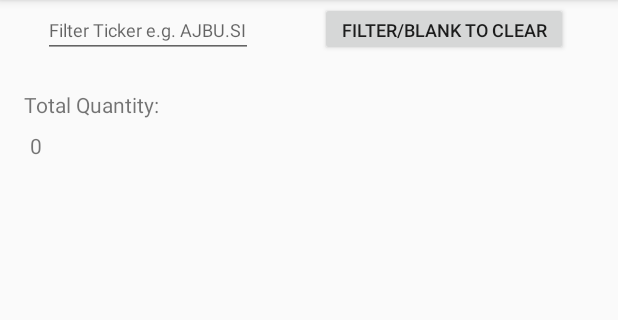
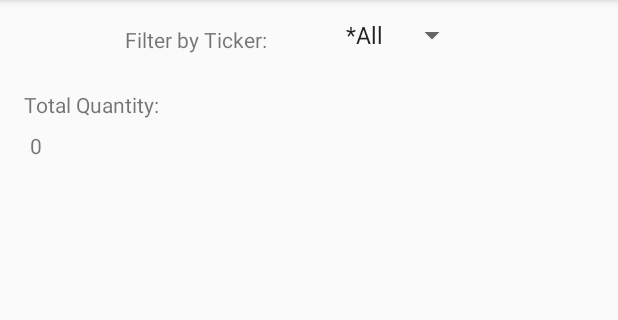
Before and after one commit to artc95/keepup, an Android app: the Portfolio screen opened directly, with no data from a screen before it, on a phone screen of 412 x 824 dp, the part 84-404 px from its top. Run offline under Robolectric (Android 15) with nearby library versions, the phone set to English and light mode, and no system bars; our stand-ins replace Firebase (no records; nobody signed in at launch, a user with empty details on screens opened directly).

Commit message:
v2.4 - Upgrades @ Portfolio Activity: -- Removed EditText + Button, Built Spinner to filter recyclerPortfolio -- Consolidated filter and populate recycler into single method, DisplayPortfolio()
- Minor fixes:
-- Forced Ticker input capitalization @ MainActivity
-- Layout changes to activity_main.xml , activity_portfolio.xml , portfolio_item_layout.xml

```diff
--- a/app/src/main/java/artc/artc/keepup/Portfolio.java
+++ b/app/src/main/java/artc/artc/keepup/Portfolio.java
@@ -7,10 +7,10 @@ import android.os.Bundle;
 import android.view.LayoutInflater;
 import android.view.ViewGroup;
 import android.view.View;
-import android.widget.EditText;
-import android.widget.Button;
+import android.widget.AdapterView;
 import android.widget.TextView;
-import android.text.TextUtils;
+import android.widget.Spinner;
+import android.widget.ArrayAdapter;
 
 import androidx.recyclerview.widget.LinearLayoutManager;
 import androidx.recyclerview.widget.RecyclerView;
@@ -20,34 +20,37 @@ import com.google.firebase.database.DatabaseError;
 import com.google.firebase.database.DatabaseReference;
 import com.google.firebase.database.FirebaseDatabase;
 import com.google.firebase.database.Query;
+import com.google.firebase.database.ValueEventListener;
+
 import com.firebase.ui.database.FirebaseRecyclerOptions;
 import com.firebase.ui.database.FirebaseRecyclerAdapter;
-import com.google.firebase.database.ValueEventListener;
+
+import java.util.ArrayList;
+import java.util.Collections;
 
 public class Portfolio extends AppCompatActivity {
 
     RecyclerView recyclerPortfolio;
     FirebaseRecyclerOptions<Shares> options;
-    FirebaseRecyclerAdapter<Shares, PortfolioViewHolder> adapter;
+    FirebaseRecyclerAdapter<Shares, PortfolioViewHolder> adapterRecycler;
 
     DatabaseReference databaseShares;
     Query databaseSearch;
 
-    EditText filterTicker;
-    Button buttonFilter;
+    TextView totalQty;
 
-    TextView totalQty;
+    Spinner spinnerTickers;
 
     @Override
     protected void onStart() {
         super.onStart();
-        adapter.startListening();
+        adapterRecycler.startListening();
     }
 
     @Override
     protected void onStop() {
         super.onStop();
-        adapter.stopListening();
+        adapterRecycler.stopListening();
     }
 
     @Override
@@ -56,14 +59,71 @@ public class Portfolio extends AppCompatActivity {
         setContentView(R.layout.activity_portfolio);
 
         databaseShares = FirebaseDatabase.getInstance().getReference();
-        QtySum(databaseShares);
 
+        // 1) Populate Spinner with Tickers in portfolio
+        spinnerTickers = findViewById(R.id.spinnerTickers);
+        databaseShares.addValueEventListener(new ValueEventListener() {
+            @Override
+            public void onDataChange(@NonNull DataSnapshot dataSnapshot) {
+                ArrayList<String> arrayTickersRaw = new ArrayList<>();
+
+                for (DataSnapshot data : dataSnapshot.getChildren()) {
+                    Shares shares = data.getValue(Shares.class);
+                    String ticker = shares.getSharesTicker();
+                    arrayTickersRaw.add(ticker);
+                }
+
+                // arrayTickersRaw may have duplicates, remove by creating new arrayTickers
+                ArrayList<String> arrayTickers = new ArrayList<>();
+                for (String element : arrayTickersRaw) {
+                    if (!arrayTickers.contains(element)) {
+                        arrayTickers.add(element);
+                    }
+                }
+                arrayTickers.add("*All");
+                Collections.sort(arrayTickers);
+                ArrayAdapter<String> adapterTickers = new ArrayAdapter<String>(Portfolio.this, android.R.layout.simple_spinner_item, arrayTickers);
+                adapterTickers.setDropDownViewResource(android.R.layout.simple_spinner_dropdown_item);
+                spinnerTickers.setAdapter(adapterTickers);
+            }
+
+            @Override
+            public void onCancelled(@NonNull DatabaseError databaseError) {
+            }
+        });
+
+        // 2) Populate Recycler with portfolio details
         recyclerPortfolio = findViewById(R.id.recyclerPortfolio);
         recyclerPortfolio.setHasFixedSize(true);
         recyclerPortfolio.setLayoutManager(new LinearLayoutManager(this));
+        DisplayPortfolio(databaseShares);
 
-        options = new FirebaseRecyclerOptions.Builder<Shares>().setQuery(databaseShares, Shares.class).build();
-        adapter = new FirebaseRecyclerAdapter<Shares, PortfolioViewHolder>(options) {
+        // 3) Filter by Spinner selection
+        spinnerTickers.setOnItemSelectedListener(new AdapterView.OnItemSelectedListener() {
+            @Override
+            public void onItemSelected(AdapterView<?> parent, View v, int position, long id) {
+                String filter_ticker = spinnerTickers.getSelectedItem().toString();
+
+                if (filter_ticker.equals("*All")) {
+                    // Filter "All" displays entire portfolio
+                    databaseShares = FirebaseDatabase.getInstance().getReference();
+                    DisplayPortfolio(databaseShares);
+                } else {
+                    databaseSearch = databaseShares.orderByChild("sharesTicker").equalTo(filter_ticker);
+                    DisplayPortfolio(databaseSearch);
+                }
+            }
+
+            @Override
+            public void onNothingSelected(AdapterView<?> parent) {
+            }
+        });
+    }
+
+    private void DisplayPortfolio(Query database) {
+        // a) populate recyclerPortfolio with entire/filtered portfolio
+        options = new FirebaseRecyclerOptions.Builder<Shares>().setQuery(database, Shares.class).build();
+        adapterRecycler = new FirebaseRecyclerAdapter<Shares, PortfolioViewHolder>(options) {
             @Override
             protected void onBindViewHolder(@NonNull PortfolioViewHolder holder, int position, @NonNull Shares shares) {
                 holder.sharesTimestamp.setText(shares.getSharesTimestamp());
@@ -78,73 +138,10 @@ public class Portfolio extends AppCompatActivity {
                 return new PortfolioViewHolder(LayoutInflater.from(Portfolio.this).inflate(R.layout.portfolio_item_layout, viewGroup, false));
             }
         };
-        recyclerPortfolio.setAdapter(adapter);
+        recyclerPortfolio.setAdapter(adapterRecycler);
+        adapterRecycler.startListening();
 
-        filterTicker = findViewById(R.id.filterTicker);
-        buttonFilter = findViewById(R.id.buttonFilter);
-        buttonFilter.setOnClickListener(new View.OnClickListener() {
-            @Override
-            public void onClick(View v) {
-                adapter.stopListening();
-                FilterTicker();
-            }
-        });
-
-    }
-
-    private void FilterTicker() {
-        String filter_ticker = filterTicker.getText().toString();
-        filterTicker.setText("");
-
-        if(filter_ticker.equals("")){
-            // Filter without filter_ticker input displays entire portfolio
-            databaseShares = FirebaseDatabase.getInstance().getReference();
-            QtySum(databaseShares);
-            options = new FirebaseRecyclerOptions.Builder<Shares>().setQuery(databaseShares, Shares.class).build();
-            adapter = new FirebaseRecyclerAdapter<Shares, PortfolioViewHolder>(options) {
-                @Override
-                protected void onBindViewHolder(@NonNull PortfolioViewHolder holder, int position, @NonNull Shares shares) {
-                    holder.sharesTimestamp.setText(shares.getSharesTimestamp());
-                    holder.sharesTicker.setText(shares.getSharesTicker());
-                    holder.sharesPrice.setText(shares.getSharesPrice());
-                    holder.sharesQty.setText(shares.getSharesQty());
-                }
-
-                @NonNull
-                @Override
-                public PortfolioViewHolder onCreateViewHolder(@NonNull ViewGroup viewGroup, int i) {
-                    return new PortfolioViewHolder(LayoutInflater.from(Portfolio.this).inflate(R.layout.portfolio_item_layout, viewGroup, false));
-                }
-            };
-            recyclerPortfolio.setAdapter(adapter);
-            adapter.startListening();
-        } else {
-            databaseSearch = databaseShares.orderByChild("sharesTicker").equalTo(filter_ticker);
-            QtySum(databaseSearch);
-
-            options = new FirebaseRecyclerOptions.Builder<Shares>().setQuery(databaseSearch, Shares.class).build();
-            adapter = new FirebaseRecyclerAdapter<Shares, PortfolioViewHolder>(options) {
-                @Override
-                protected void onBindViewHolder(@NonNull PortfolioViewHolder holder, int position, @NonNull Shares shares) {
-                    holder.sharesTimestamp.setText(shares.getSharesTimestamp());
-                    holder.sharesTicker.setText(shares.getSharesTicker());
-                    holder.sharesPrice.setText(shares.getSharesPrice());
-                    holder.sharesQty.setText(shares.getSharesQty());
-                }
-
-                @NonNull
-                @Override
-                public PortfolioViewHolder onCreateViewHolder(@NonNull ViewGroup viewGroup, int i) {
-                    return new PortfolioViewHolder(LayoutInflater.from(Portfolio.this).inflate(R.layout.portfolio_item_layout, viewGroup, false));
-                }
-            };
-
-            recyclerPortfolio.setAdapter(adapter);
-            adapter.startListening();
-        }
-    }
-
-    private void QtySum(Query database) {
+        // b) calculate and display overall information (i.e. Total Qty, Total Value) for entire/filtered portfolio
         totalQty = findViewById(R.id.totalQty);
 
         database.addValueEventListener(new ValueEventListener() {
@@ -152,7 +149,7 @@ public class Portfolio extends AppCompatActivity {
             public void onDataChange(@NonNull DataSnapshot dataSnapshot) {
                 int total_qty = 0;
 
-                for (DataSnapshot data:dataSnapshot.getChildren()){
+                for (DataSnapshot data : dataSnapshot.getChildren()) {
                     Shares shares = data.getValue(Shares.class);
                     int qty = Integer.parseInt(shares.getSharesQty());
                     total_qty = total_qty + qty;
--- a/app/src/main/res/layout/activity_main.xml
+++ b/app/src/main/res/layout/activity_main.xml
@@ -13,7 +13,8 @@
         android:layout_height="wrap_content"
         android:ems="10"
         android:hint="@string/enter_ticker"
-        android:inputType="textPersonName"
+        android:inputType="textCapCharacters"
+        android:textAllCaps="false"
         app:layout_constraintBottom_toBottomOf="parent"
         app:layout_constraintEnd_toEndOf="parent"
         app:layout_constraintStart_toStartOf="parent"
--- a/app/src/main/res/layout/activity_portfolio.xml
+++ b/app/src/main/res/layout/activity_portfolio.xml
@@ -2,8 +2,8 @@
 <androidx.constraintlayout.widget.ConstraintLayout xmlns:android="http://schemas.android.com/apk/res/android"
     xmlns:app="http://schemas.android.com/apk/res-auto"
     xmlns:tools="http://schemas.android.com/tools"
-    android:layout_width="match_parent"
-    android:layout_height="match_parent"
+    android:layout_width="fill_parent"
+    android:layout_height="fill_parent"
     tools:context=".Portfolio">
 
     <androidx.recyclerview.widget.RecyclerView
@@ -17,38 +17,11 @@
         app:layout_constraintTop_toTopOf="parent"
         app:layout_constraintVertical_bias="1.0" />
 
-    <EditText
-        android:id="@+id/filterTicker"
-        android:layout_width="wrap_content"
-        android:layout_height="wrap_content"
-        android:ems="10"
-        android:hint="@string/filter_ticker"
-        android:inputType="textPersonName"
-        android:textSize="12sp"
-        app:layout_constraintBottom_toBottomOf="parent"
-        app:layout_constraintEnd_toEndOf="parent"
-        app:layout_constraintHorizontal_bias="0.105"
-        app:layout_constraintStart_toStartOf="parent"
-        app:layout_constraintTop_toTopOf="parent"
-        app:layout_constraintVertical_bias="0.002" />
-
-    <Button
-        android:id="@+id/buttonFilter"
-        android:layout_width="165dp"
-        android:layout_height="36dp"
-        android:text="@string/filter"
-        android:textSize="12sp"
-        app:layout_constraintBottom_toBottomOf="parent"
-        app:layout_constraintEnd_toEndOf="parent"
-        app:layout_constraintHorizontal_bias="0.865"
-        app:layout_constraintStart_toStartOf="parent"
-        app:layout_constraintTop_toTopOf="parent"
-        app:layout_constraintVertical_bias="0.002" />
-
     <TextView
         android:id="@+id/totalQty"
         android:layout_width="wrap_content"
         android:layout_height="wrap_content"
+        android:gravity="center|start"
         android:text="@string/total_quantity"
         app:layout_constraintBottom_toBottomOf="parent"
         app:layout_constraintEnd_toEndOf="parent"
@@ -58,7 +31,7 @@
         app:layout_constraintVertical_bias="0.117" />
 
     <TextView
-        android:id="@+id/Total_Qty"
+        android:id="@+id/textTotalQty"
         android:layout_width="wrap_content"
         android:layout_height="wrap_content"
         android:text="@string/total_quantity"
@@ -69,4 +42,28 @@
         app:layout_constraintTop_toTopOf="parent"
         app:layout_constraintVertical_bias="0.08" />
 
+    <Spinner
+        android:id="@+id/spinnerTickers"
+        android:layout_width="wrap_content"
+        android:layout_height="wrap_content"
+        app:layout_constraintBottom_toBottomOf="parent"
+        app:layout_constraintEnd_toEndOf="parent"
+        app:layout_constraintHorizontal_bias="0.691"
+        app:layout_constraintStart_toStartOf="parent"
+        app:layout_constraintTop_toTopOf="parent"
+        app:layout_constraintVertical_bias="0.015" />
+
+    <TextView
+        android:id="@+id/textFilterTicker"
+        android:layout_width="wrap_content"
+        android:layout_height="wrap_content"
+        android:gravity="center"
+        android:text="@string/filter_ticker"
+        app:layout_constraintBottom_toBottomOf="parent"
+        app:layout_constraintEnd_toEndOf="parent"
+        app:layout_constraintHorizontal_bias="0.26"
+        app:layout_constraintStart_toStartOf="parent"
+        app:layout_constraintTop_toTopOf="parent"
+        app:layout_constraintVertical_bias="0.022" />
+
 </androidx.constraintlayout.widget.ConstraintLayout>
--- a/app/src/main/res/layout/portfolio_item_layout.xml
+++ b/app/src/main/res/layout/portfolio_item_layout.xml
@@ -27,10 +27,10 @@
         android:textSize="14sp"
         app:layout_constraintBottom_toBottomOf="parent"
         app:layout_constraintEnd_toEndOf="parent"
-        app:layout_constraintHorizontal_bias="0.736"
+        app:layout_constraintHorizontal_bias="0.757"
         app:layout_constraintStart_toStartOf="parent"
         app:layout_constraintTop_toTopOf="parent"
-        app:layout_constraintVertical_bias="0.0" />
+        app:layout_constraintVertical_bias="1.0" />
 
     <TextView
         android:id="@+id/sharesTicker"
--- a/app/src/main/res/values/strings.xml
+++ b/app/src/main/res/values/strings.xml
@@ -6,7 +6,6 @@
     <string name="enter_qty">Quantity</string>
     <string name="add_shares">Add</string>
     <string name="portfolio">Portfolio</string>
-    <string name="filter_ticker">Filter Ticker e.g. AJBU.SI</string>
-    <string name="filter">Filter/Blank to Clear</string>
+    <string name="filter_ticker">Filter by Ticker:</string>
     <string name="total_quantity">Total Quantity:</string>
 </resources>
```
